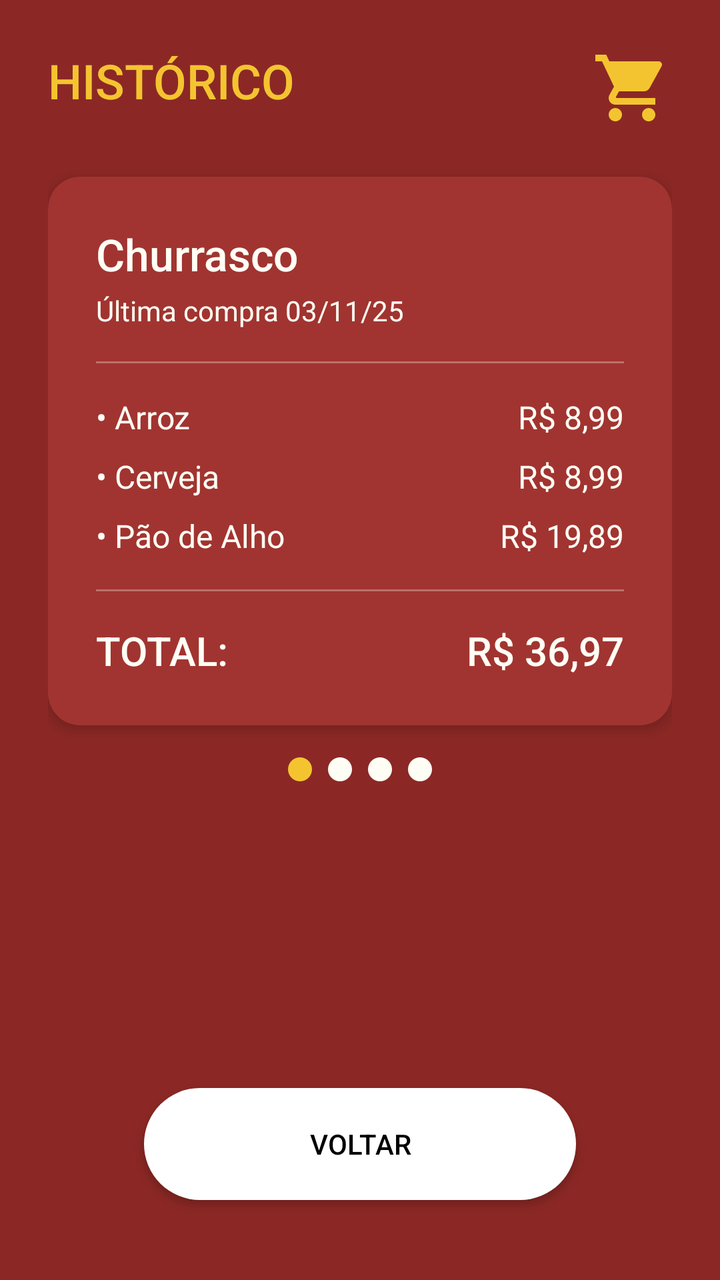
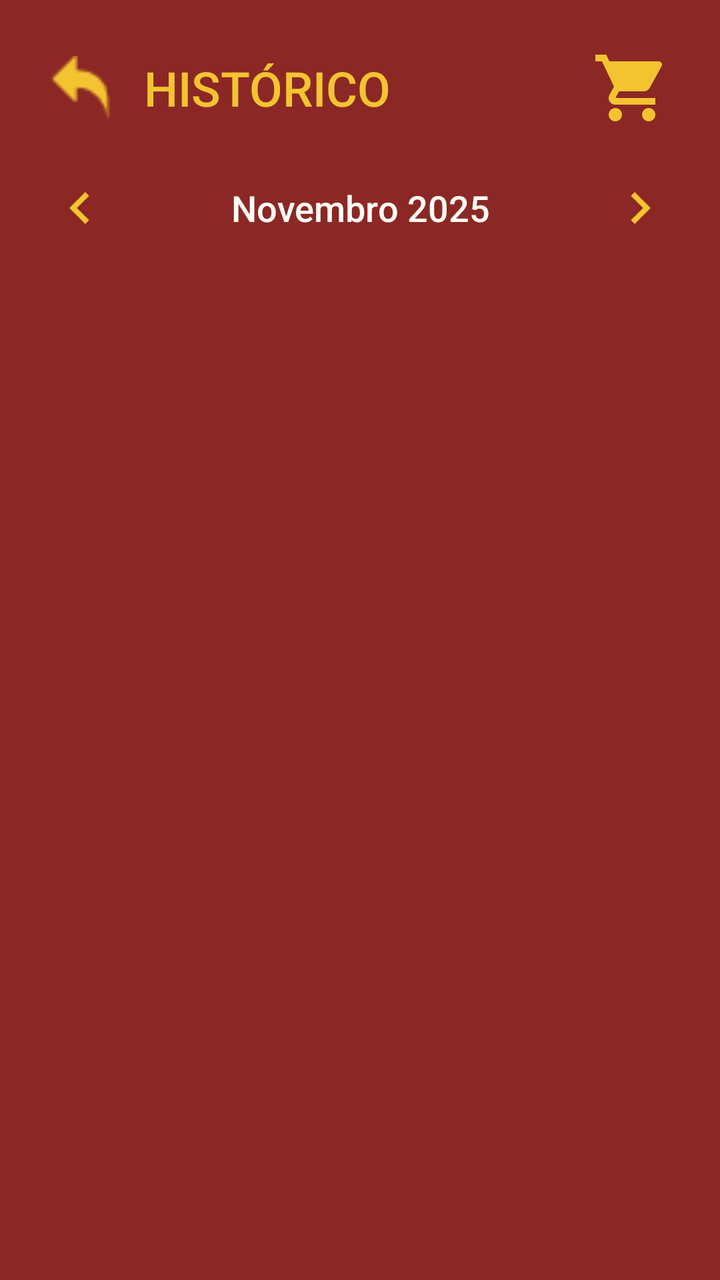

Screens rendered from an Android XML layout before and after an edit, with the pre-edit source and the edit as a unified diff.
<!-- AndroidManifest.xml: application theme Theme.ListaFacil -->
<!-- res/layout/activity_historico.xml -->
<?xml version="1.0" encoding="utf-8"?>
<androidx.constraintlayout.widget.ConstraintLayout
    xmlns:android="http://schemas.android.com/apk/res/android"
    xmlns:app="http://schemas.android.com/apk/res-auto"
    android:layout_width="match_parent"
    android:layout_height="match_parent"
    android:background="@color/primary_red"
    android:padding="24dp">

    <TextView
        android:id="@+id/tvTitle"
        android:layout_width="wrap_content"
        android:layout_height="wrap_content"
        android:text="HISTÓRICO"
        android:textSize="24sp"
        android:textColor="@color/accent_gold"
        android:fontFamily="sans-serif-medium"
        app:layout_constraintTop_toTopOf="parent"
        app:layout_constraintStart_toStartOf="parent" />

    <ImageView
        android:id="@+id/ivCart"
        android:layout_width="40dp"
        android:layout_height="40dp"
        android:src="@drawable/ic_cart"
        app:tint="@color/accent_gold"
        app:layout_constraintTop_toTopOf="parent"
        app:layout_constraintEnd_toEndOf="parent"
        android:contentDescription="@string/app_name" />

    <com.google.android.material.card.MaterialCardView
        android:id="@+id/cardPurchase"
        android:layout_width="0dp"
        android:layout_height="wrap_content"
        app:cardBackgroundColor="@color/background_card"
        app:cardCornerRadius="16dp"
        app:cardElevation="4dp"
        android:layout_marginTop="32dp"
        app:layout_constraintTop_toBottomOf="@id/tvTitle"
        app:layout_constraintStart_toStartOf="parent"
        app:layout_constraintEnd_toEndOf="parent">

        <LinearLayout
            android:layout_width="match_parent"
            android:layout_height="wrap_content"
            android:orientation="vertical"
            android:padding="24dp">

            <TextView
                android:id="@+id/tvPurchaseName"
                android:layout_width="wrap_content"
                android:layout_height="wrap_content"
                android:text="Churrasco"
                android:textSize="22sp"
                android:textColor="@color/text_white"
                android:fontFamily="sans-serif-medium" />

            <TextView
                android:id="@+id/tvPurchaseDate"
                android:layout_width="wrap_content"
                android:layout_height="wrap_content"
                android:text="Última compra 03/11/25"
                android:textSize="14sp"
                android:textColor="@color/text_white"
                android:layout_marginTop="4dp" />

            <View
                android:layout_width="match_parent"
                android:layout_height="1dp"
                android:background="@color/text_white"
                android:alpha="0.3"
                android:layout_marginTop="16dp"
                android:layout_marginBottom="16dp" />

            <LinearLayout
                android:layout_width="match_parent"
                android:layout_height="wrap_content"
                android:orientation="vertical">

                <LinearLayout
                    android:layout_width="match_parent"
                    android:layout_height="wrap_content"
                    android:orientation="horizontal"
                    android:layout_marginBottom="8dp">

                    <TextView
                        android:layout_width="0dp"
                        android:layout_height="wrap_content"
                        android:layout_weight="1"
                        android:text="• Arroz"
                        android:textSize="16sp"
                        android:textColor="@color/text_white" />

                    <TextView
                        android:layout_width="wrap_content"
                        android:layout_height="wrap_content"
                        android:text="R$ 8,99"
                        android:textSize="16sp"
                        android:textColor="@color/text_white" />

                </LinearLayout>

                <LinearLayout
                    android:layout_width="match_parent"
                    android:layout_height="wrap_content"
                    android:orientation="horizontal"
                    android:layout_marginBottom="8dp">

                    <TextView
                        android:layout_width="0dp"
                        android:layout_height="wrap_content"
                        android:layout_weight="1"
                        android:text="• Cerveja"
                        android:textSize="16sp"
                        android:textColor="@color/text_white" />

                    <TextView
                        android:layout_width="wrap_content"
                        android:layout_height="wrap_content"
                        android:text="R$ 8,99"
                        android:textSize="16sp"
                        android:textColor="@color/text_white" />

                </LinearLayout>

                <LinearLayout
                    android:layout_width="match_parent"
                    android:layout_height="wrap_content"
                    android:orientation="horizontal"
                    android:layout_marginBottom="16dp">

                    <TextView
                        android:layout_width="0dp"
                        android:layout_height="wrap_content"
                        android:layout_weight="1"
                        android:text="• Pão de Alho"
                        android:textSize="16sp"
                        android:textColor="@color/text_white" />

                    <TextView
                        android:layout_width="wrap_content"
                        android:layout_height="wrap_content"
                        android:text="R$ 19,89"
                        android:textSize="16sp"
                        android:textColor="@color/text_white" />

                </LinearLayout>

            </LinearLayout>

            <View
                android:layout_width="match_parent"
                android:layout_height="1dp"
                android:background="@color/text_white"
                android:alpha="0.3"
                android:layout_marginBottom="16dp" />

            <LinearLayout
                android:layout_width="match_parent"
                android:layout_height="wrap_content"
                android:orientation="horizontal">

                <TextView
                    android:layout_width="0dp"
                    android:layout_height="wrap_content"
                    android:layout_weight="1"
                    android:text="@string/total"
                    android:textSize="20sp"
                    android:textColor="@color/text_white"
                    android:fontFamily="sans-serif-medium" />

                <TextView
                    android:id="@+id/tvTotal"
                    android:layout_width="wrap_content"
                    android:layout_height="wrap_content"
                    android:text="R$ 36,97"
                    android:textSize="20sp"
                    android:textColor="@color/text_white"
                    android:fontFamily="sans-serif-medium" />

            </LinearLayout>

        </LinearLayout>

    </com.google.android.material.card.MaterialCardView>

    <LinearLayout
        android:id="@+id/llPagination"
        android:layout_width="wrap_content"
        android:layout_height="wrap_content"
        android:orientation="horizontal"
        android:layout_marginTop="16dp"
        app:layout_constraintTop_toBottomOf="@id/cardPurchase"
        app:layout_constraintStart_toStartOf="parent"
        app:layout_constraintEnd_toEndOf="parent">

        <View
            android:layout_width="12dp"
            android:layout_height="12dp"
            android:background="@drawable/bg_dot_selected"
            android:layout_marginEnd="8dp" />

        <View
            android:layout_width="12dp"
            android:layout_height="12dp"
            android:background="@drawable/bg_dot_unselected"
            android:layout_marginEnd="8dp" />

        <View
            android:layout_width="12dp"
            android:layout_height="12dp"
            android:background="@drawable/bg_dot_unselected"
            android:layout_marginEnd="8dp" />

        <View
            android:layout_width="12dp"
            android:layout_height="12dp"
            android:background="@drawable/bg_dot_unselected" />

    </LinearLayout>

    <androidx.appcompat.widget.AppCompatButton
        android:id="@+id/btnVoltar"
        android:layout_width="0dp"
        android:layout_height="56dp"
        android:text="@string/back"
        android:textColor="@color/black"
        android:background="@drawable/bg_button"
        android:layout_marginBottom="16dp"
        app:layout_constraintBottom_toBottomOf="parent"
        app:layout_constraintStart_toStartOf="parent"
        app:layout_constraintEnd_toEndOf="parent"
        android:layout_marginStart="48dp"
        android:layout_marginEnd="48dp" />

</androidx.constraintlayout.widget.ConstraintLayout>
<!-- resources referenced by this layout -->
<resources>
  <color name="accent_gold">#F4C430</color>
  <color name="background_card">#A13430</color>
  <color name="black">#000000</color>
  <color name="primary_red">#8B2825</color>
  <color name="text_white">#FFFEF5</color>
  <!-- drawable bg_button (drawable) -->
  <?xml version="1.0" encoding="utf-8"?>
  <shape xmlns:android="http://schemas.android.com/apk/res/android">
      <solid android:color="@color/white" />
      <corners android:radius="28dp" />
  </shape>
  <!-- drawable bg_dot_selected (drawable) -->
  <?xml version="1.0" encoding="utf-8"?>
  <shape xmlns:android="http://schemas.android.com/apk/res/android"
      android:shape="oval">
      <solid android:color="@color/accent_gold" />
  </shape>
  <!-- drawable bg_dot_unselected (drawable) -->
  <?xml version="1.0" encoding="utf-8"?>
  <shape xmlns:android="http://schemas.android.com/apk/res/android"
      android:shape="oval">
      <solid android:color="@color/text_white" />
  </shape>
  <!-- drawable ic_cart (drawable) -->
  <vector xmlns:android="http://schemas.android.com/apk/res/android"
      android:width="24dp"
      android:height="24dp"
      android:viewportWidth="24"
      android:viewportHeight="24">
      <path
          android:fillColor="@color/accent_gold"
          android:pathData="M7,18c-1.1,0 -1.99,0.9 -1.99,2S5.9,22 7,22s2,-0.9 2,-2 -0.9,-2 -2,-2zM1,2v2h2l3.6,7.59 -1.35,2.45c-0.16,0.28 -0.25,0.61 -0.25,0.96 0,1.1 0.9,2 2,2h12v-2L7.42,15c-0.14,0 -0.25,-0.11 -0.25,-0.25l0.03,-0.12 0.9,-1.63h7.45c0.75,0 1.41,-0.41 1.75,-1.03l3.58,-6.49c0.08,-0.14 0.12,-0.31 0.12,-0.48 0,-0.55 -0.45,-1 -1,-1L5.21,4l-0.94,-2L1,2zM17,18c-1.1,0 -1.99,0.9 -1.99,2s0.89,2 1.99,2 2,-0.9 2,-2 -0.9,-2 -2,-2z"/>
  </vector>
  <string name="app_name">ListaFácil</string>
  <string name="back">VOLTAR</string>
  <string name="total">TOTAL:</string>
  <style name="Theme.ListaFacil" parent="Theme.MaterialComponents.DayNight.NoActionBar">
          <item name="colorPrimary">@color/primary_red</item>
          <item name="colorPrimaryDark">@color/primary_dark</item>
          <item name="colorAccent">@color/accent_gold</item>
          <item name="android:statusBarColor">@color/primary_dark</item>
      </style>
  <color name="white">#FFFFFF</color>
  <color name="primary_dark">#6B1A18</color>
</resources>

<!-- the commit's change to res/layout/activity_historico.xml (unified diff, before → after) -->
@@ -4,233 +4,116 @@
     xmlns:app="http://schemas.android.com/apk/res-auto"
     android:layout_width="match_parent"
     android:layout_height="match_parent"
-    android:background="@color/primary_red"
-    android:padding="24dp">
+    android:background="@color/primary_red">
 
-    <TextView
-        android:id="@+id/tvTitle"
-        android:layout_width="wrap_content"
-        android:layout_height="wrap_content"
-        android:text="HISTÓRICO"
-        android:textSize="24sp"
-        android:textColor="@color/accent_gold"
-        android:fontFamily="sans-serif-medium"
-        app:layout_constraintTop_toTopOf="parent"
-        app:layout_constraintStart_toStartOf="parent" />
-
-    <ImageView
-        android:id="@+id/ivCart"
-        android:layout_width="40dp"
-        android:layout_height="40dp"
-        android:src="@drawable/ic_cart"
-        app:tint="@color/accent_gold"
-        app:layout_constraintTop_toTopOf="parent"
-        app:layout_constraintEnd_toEndOf="parent"
-        android:contentDescription="@string/app_name" />
-
-    <com.google.android.material.card.MaterialCardView
-        android:id="@+id/cardPurchase"
+    
+    <LinearLayout
+        android:id="@+id/llHeader"
         android:layout_width="0dp"
         android:layout_height="wrap_content"
-        app:cardBackgroundColor="@color/background_card"
-        app:cardCornerRadius="16dp"
-        app:cardElevation="4dp"
-        android:layout_marginTop="32dp"
-        app:layout_constraintTop_toBottomOf="@id/tvTitle"
+        android:orientation="vertical"
+        android:padding="24dp"
+        android:paddingBottom="16dp"
+        app:layout_constraintTop_toTopOf="parent"
         app:layout_constraintStart_toStartOf="parent"
         app:layout_constraintEnd_toEndOf="parent">
 
+        
         <LinearLayout
             android:layout_width="match_parent"
             android:layout_height="wrap_content"
-            android:orientation="vertical"
-            android:padding="24dp">
+            android:orientation="horizontal"
+            android:gravity="center_vertical">
+
+            <ImageView
+                android:id="@+id/ivBack"
+                android:layout_width="32dp"
+                android:layout_height="32dp"
+                android:src="@drawable/ic_arrow_back"
+                app:tint="@color/accent_gold"
+                android:contentDescription="Voltar" />
 
             <TextView
-                android:id="@+id/tvPurchaseName"
-                android:layout_width="wrap_content"
+                android:id="@+id/tvTitle"
+                android:layout_width="0dp"
                 android:layout_height="wrap_content"
-                android:text="Churrasco"
-                android:textSize="22sp"
-                android:textColor="@color/text_white"
+                android:layout_weight="1"
+                android:layout_marginStart="16dp"
+                android:text="HISTÓRICO"
+                android:textSize="24sp"
+                android:textColor="@color/accent_gold"
                 android:fontFamily="sans-serif-medium" />
 
-            <TextView
-                android:id="@+id/tvPurchaseDate"
-                android:layout_width="wrap_content"
-                android:layout_height="wrap_content"
-                android:text="Última compra 03/11/25"
-                android:textSize="14sp"
-                android:textColor="@color/text_white"
-                android:layout_marginTop="4dp" />
-
-            <View
-                android:layout_width="match_parent"
-                android:layout_height="1dp"
-                android:background="@color/text_white"
-                android:alpha="0.3"
-                android:layout_marginTop="16dp"
-                android:layout_marginBottom="16dp" />
-
-            <LinearLayout
-                android:layout_width="match_parent"
-                android:layout_height="wrap_content"
-                android:orientation="vertical">
-
-                <LinearLayout
-                    android:layout_width="match_parent"
-                    android:layout_height="wrap_content"
-                    android:orientation="horizontal"
-                    android:layout_marginBottom="8dp">
-
-                    <TextView
-                        android:layout_width="0dp"
-                        android:layout_height="wrap_content"
-                        android:layout_weight="1"
-                        android:text="• Arroz"
-                        android:textSize="16sp"
-                        android:textColor="@color/text_white" />
-
-                    <TextView
-                        android:layout_width="wrap_content"
-                        android:layout_height="wrap_content"
-                        android:text="R$ 8,99"
-                        android:textSize="16sp"
-                        android:textColor="@color/text_white" />
-
-                </LinearLayout>
-
-                <LinearLayout
-                    android:layout_width="match_parent"
-                    android:layout_height="wrap_content"
-                    android:orientation="horizontal"
-                    android:layout_marginBottom="8dp">
-
-                    <TextView
-                        android:layout_width="0dp"
-                        android:layout_height="wrap_content"
-                        android:layout_weight="1"
-                        android:text="• Cerveja"
-                        android:textSize="16sp"
-                        android:textColor="@color/text_white" />
-
-                    <TextView
-                        android:layout_width="wrap_content"
-                        android:layout_height="wrap_content"
-                        android:text="R$ 8,99"
-                        android:textSize="16sp"
-                        android:textColor="@color/text_white" />
-
-                </LinearLayout>
-
-                <LinearLayout
-                    android:layout_width="match_parent"
-                    android:layout_height="wrap_content"
-                    android:orientation="horizontal"
-                    android:layout_marginBottom="16dp">
-
-                    <TextView
-                        android:layout_width="0dp"
-                        android:layout_height="wrap_content"
-                        android:layout_weight="1"
-                        android:text="• Pão de Alho"
-                        android:textSize="16sp"
-                        android:textColor="@color/text_white" />
-
-                    <TextView
-                        android:layout_width="wrap_content"
-                        android:layout_height="wrap_content"
-                        android:text="R$ 19,89"
-                        android:textSize="16sp"
-                        android:textColor="@color/text_white" />
-
-                </LinearLayout>
-
-            </LinearLayout>
-
-            <View
-                android:layout_width="match_parent"
-                android:layout_height="1dp"
-                android:background="@color/text_white"
-                android:alpha="0.3"
-                android:layout_marginBottom="16dp" />
-
-            <LinearLayout
-                android:layout_width="match_parent"
-                android:layout_height="wrap_content"
-                android:orientation="horizontal">
-
-                <TextView
-                    android:layout_width="0dp"
-                    android:layout_height="wrap_content"
-                    android:layout_weight="1"
-                    android:text="@string/total"
-                    android:textSize="20sp"
-                    android:textColor="@color/text_white"
-                    android:fontFamily="sans-serif-medium" />
-
-                <TextView
-                    android:id="@+id/tvTotal"
-                    android:layout_width="wrap_content"
-                    android:layout_height="wrap_content"
-                    android:text="R$ 36,97"
-                    android:textSize="20sp"
-                    android:textColor="@color/text_white"
-                    android:fontFamily="sans-serif-medium" />
-
-            </LinearLayout>
-
+            <ImageView
+                android:id="@+id/ivCart"
+                android:layout_width="40dp"
+                android:layout_height="40dp"
+                android:src="@drawable/ic_cart"
+                app:tint="@color/accent_gold"
+                android:contentDescription="Carrinho" />
         </LinearLayout>
 
-    </com.google.android.material.card.MaterialCardView>
+        
+        <LinearLayout
+            android:layout_width="match_parent"
+            android:layout_height="wrap_content"
+            android:orientation="horizontal"
+            android:gravity="center_vertical"
+            android:layout_marginTop="24dp">
 
-    <LinearLayout
-        android:id="@+id/llPagination"
-        android:layout_width="wrap_content"
-        android:layout_height="wrap_content"
-        android:orientation="horizontal"
-        android:layout_marginTop="16dp"
-        app:layout_constraintTop_toBottomOf="@id/cardPurchase"
-        app:layout_constraintStart_toStartOf="parent"
-        app:layout_constraintEnd_toEndOf="parent">
+            <ImageView
+                android:id="@+id/ivPrevMonth"
+                android:layout_width="32dp"
+                android:layout_height="32dp"
+                android:src="@drawable/ic_chevron_left"
+                app:tint="@color/accent_gold"
+                android:contentDescription="Mês anterior" />
 
-        <View
-            android:layout_width="12dp"
-            android:layout_height="12dp"
-            android:background="@drawable/bg_dot_selected"
-            android:layout_marginEnd="8dp" />
+            <TextView
+                android:id="@+id/tvMonthYear"
+                android:layout_width="0dp"
+                android:layout_height="wrap_content"
+                android:layout_weight="1"
+                android:text="Novembro 2025"
+                android:textSize="18sp"
+                android:textColor="@color/text_white"
+                android:fontFamily="sans-serif-medium"
+                android:gravity="center" />
 
-        <View
-            android:layout_width="12dp"
-            android:layout_height="12dp"
-            android:background="@drawable/bg_dot_unselected"
-            android:layout_marginEnd="8dp" />
-
-        <View
-            android:layout_width="12dp"
-            android:layout_height="12dp"
-            android:background="@drawable/bg_dot_unselected"
-            android:layout_marginEnd="8dp" />
-
-        <View
-            android:layout_width="12dp"
-            android:layout_height="12dp"
-            android:background="@drawable/bg_dot_unselected" />
+            <ImageView
+                android:id="@+id/ivNextMonth"
+                android:layout_width="32dp"
+                android:layout_height="32dp"
+                android:src="@drawable/ic_chevron_right"
+                app:tint="@color/accent_gold"
+                android:contentDescription="Próximo mês" />
+        </LinearLayout>
 
     </LinearLayout>
 
-    <androidx.appcompat.widget.AppCompatButton
-        android:id="@+id/btnVoltar"
+    
+    <androidx.viewpager2.widget.ViewPager2
+        android:id="@+id/vpHistorico"
         android:layout_width="0dp"
-        android:layout_height="56dp"
-        android:text="@string/back"
-        android:textColor="@color/black"
-        android:background="@drawable/bg_button"
-        android:layout_marginBottom="16dp"
+        android:layout_height="0dp"
+        android:layout_marginTop="16dp"
+        app:layout_constraintTop_toBottomOf="@id/llHeader"
         app:layout_constraintBottom_toBottomOf="parent"
         app:layout_constraintStart_toStartOf="parent"
-        app:layout_constraintEnd_toEndOf="parent"
-        android:layout_marginStart="48dp"
-        android:layout_marginEnd="48dp" />
+        app:layout_constraintEnd_toEndOf="parent" />
+
+    
+    <TextView
+        android:id="@+id/tvNoHistory"
+        android:layout_width="wrap_content"
+        android:layout_height="wrap_content"
+        android:text="Nenhuma compra neste período"
+        android:textSize="16sp"
+        android:textColor="@color/text_white"
+        android:visibility="gone"
+        app:layout_constraintTop_toTopOf="@id/vpHistorico"
+        app:layout_constraintBottom_toBottomOf="@id/vpHistorico"
+        app:layout_constraintStart_toStartOf="parent"
+        app:layout_constraintEnd_toEndOf="parent" />
 
 </androidx.constraintlayout.widget.ConstraintLayout>
<!-- resource entries referenced after the edit -->
@@ -1,28 +1,9 @@
 <!-- resources referenced by this layout -->
 <resources>
   <color name="accent_gold">#F4C430</color>
-  <color name="background_card">#A13430</color>
-  <color name="black">#000000</color>
   <color name="primary_red">#8B2825</color>
   <color name="text_white">#FFFEF5</color>
-  <!-- drawable bg_button (drawable) -->
-  <?xml version="1.0" encoding="utf-8"?>
-  <shape xmlns:android="http://schemas.android.com/apk/res/android">
-      <solid android:color="@color/white" />
-      <corners android:radius="28dp" />
-  </shape>
-  <!-- drawable bg_dot_selected (drawable) -->
-  <?xml version="1.0" encoding="utf-8"?>
-  <shape xmlns:android="http://schemas.android.com/apk/res/android"
-      android:shape="oval">
-      <solid android:color="@color/accent_gold" />
-  </shape>
-  <!-- drawable bg_dot_unselected (drawable) -->
-  <?xml version="1.0" encoding="utf-8"?>
-  <shape xmlns:android="http://schemas.android.com/apk/res/android"
-      android:shape="oval">
-      <solid android:color="@color/text_white" />
-  </shape>
+  <!-- drawable ic_arrow_back: png bitmap (drawable, 586 bytes) -->
   <!-- drawable ic_cart (drawable) -->
   <vector xmlns:android="http://schemas.android.com/apk/res/android"
       android:width="24dp"
@@ -33,16 +14,32 @@
           android:fillColor="@color/accent_gold"
           android:pathData="M7,18c-1.1,0 -1.99,0.9 -1.99,2S5.9,22 7,22s2,-0.9 2,-2 -0.9,-2 -2,-2zM1,2v2h2l3.6,7.59 -1.35,2.45c-0.16,0.28 -0.25,0.61 -0.25,0.96 0,1.1 0.9,2 2,2h12v-2L7.42,15c-0.14,0 -0.25,-0.11 -0.25,-0.25l0.03,-0.12 0.9,-1.63h7.45c0.75,0 1.41,-0.41 1.75,-1.03l3.58,-6.49c0.08,-0.14 0.12,-0.31 0.12,-0.48 0,-0.55 -0.45,-1 -1,-1L5.21,4l-0.94,-2L1,2zM17,18c-1.1,0 -1.99,0.9 -1.99,2s0.89,2 1.99,2 2,-0.9 2,-2 -0.9,-2 -2,-2z"/>
   </vector>
-  <string name="app_name">ListaFácil</string>
-  <string name="back">VOLTAR</string>
-  <string name="total">TOTAL:</string>
+  <!-- drawable ic_chevron_left (drawable) -->
+  <vector xmlns:android="http://schemas.android.com/apk/res/android"
+      android:width="24dp"
+      android:height="24dp"
+      android:viewportWidth="24"
+      android:viewportHeight="24">
+      <path
+          android:fillColor="#FFFFFF"
+          android:pathData="M15.41,7.41L14,6l-6,6 6,6 1.41,-1.41L10.83,12z"/>
+  </vector>
+  <!-- drawable ic_chevron_right (drawable) -->
+  <vector xmlns:android="http://schemas.android.com/apk/res/android"
+      android:width="24dp"
+      android:height="24dp"
+      android:viewportWidth="24"
+      android:viewportHeight="24">
+      <path
+          android:fillColor="#FFFFFF"
+          android:pathData="M10,6L8.59,7.41 13.17,12l-4.58,4.59L10,18l6,-6z"/>
+  </vector>
   <style name="Theme.ListaFacil" parent="Theme.MaterialComponents.DayNight.NoActionBar">
           <item name="colorPrimary">@color/primary_red</item>
           <item name="colorPrimaryDark">@color/primary_dark</item>
           <item name="colorAccent">@color/accent_gold</item>
           <item name="android:statusBarColor">@color/primary_dark</item>
       </style>
-  <color name="white">#FFFFFF</color>
   <color name="primary_dark">#6B1A18</color>
 </resources>
 
